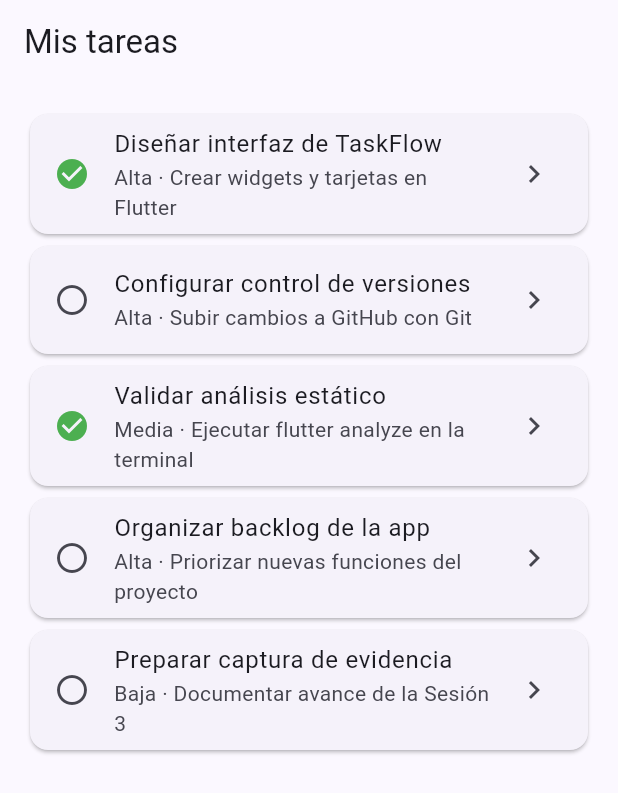
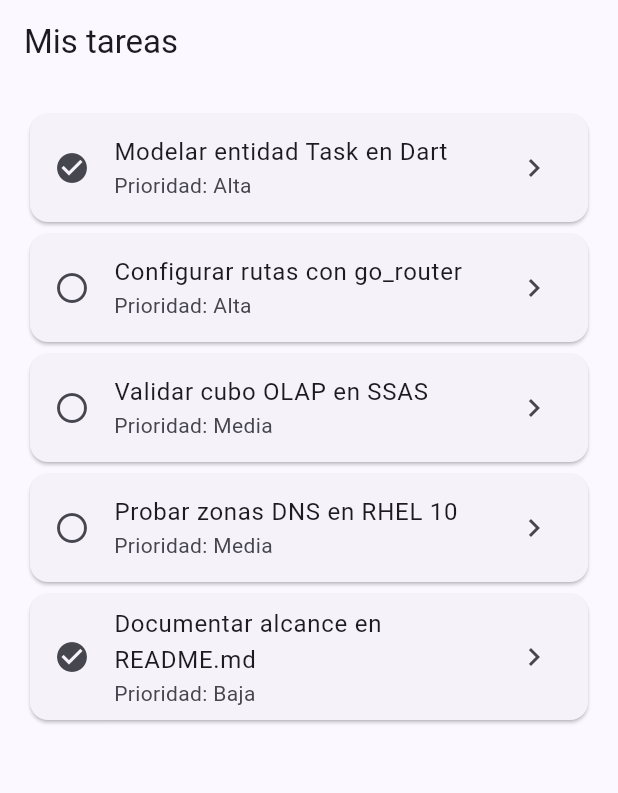
Before and after one commit to DAKA-PL/Flutter_TaskFlow, a Flutter app: the screen it shows after launch, on a phone screen of 412 x 824 dp. Shown: the top 793 px of the screen. Run offline on Flutter 3.47's test engine with Material 3 defaults, Android fonts, the phone set to English and light mode, and no system bars; our stand-ins replace go_router.

Commit message:
docs: definir alcance y modelo de TaskFlow

```diff
--- a/lib/main.dart
+++ b/lib/main.dart
@@ -1,9 +1,74 @@
 import 'package:flutter/material.dart';
 import 'package:go_router/go_router.dart';
+
+import 'task.dart';
 
 void main() {
   runApp(const TaskFlowApp());
 }
+
+const demoTasks = <Task>[
+  Task(
+    id: 101,
+    title: 'Modelar entidad Task en Dart',
+    description: 'Definir la clase Task con constructor const, factory fromJson y propiedades inmutables en lib/task.dart.',
+    priority: 'Alta',
+    isCompleted: true,
+    userId: 1,
+  ),
+  Task(
+    id: 102,
+    title: 'Configurar rutas con go_router',
+    description: 'Implementar la navegación declarativa hacia /task/:id para consultar el detalle de cada pendiente.',
+    priority: 'Alta',
+    isCompleted: false,
+    userId: 1,
+  ),
+  Task(
+    id: 103,
+    title: 'Validar cubo OLAP en SSAS',
+    description: 'Revisar las medidas calculadas y dimensiones antes de conectar el modelo a Power BI.',
+    priority: 'Media',
+    isCompleted: false,
+    userId: 1,
+  ),
+  Task(
+    id: 104,
+    title: 'Probar zonas DNS en RHEL 10',
+    description: 'Verificar la resolución directa e inversa en el servidor Linux virtualizado.',
+    priority: 'Media',
+    isCompleted: false,
+    userId: 1,
+  ),
+  Task(
+    id: 105,
+    title: 'Documentar alcance en README.md',
+    description: 'Escribir historias de usuario, criterios de aceptación y contrato de endpoints REST.',
+    priority: 'Baja',
+    isCompleted: true,
+    userId: 1,
+  ),
+];
+
+Task? findTask(int? id) {
+  for (final task in demoTasks) {
+    if (task.id == id) return task;
+  }
+  return null;
+}
+
+final appRouter = GoRouter(
+  routes: [
+    GoRoute(path: '/', builder: (context, state) => const TaskListScreen()),
+    GoRoute(
+      path: '/task/:id',
+      builder: (context, state) {
+        final id = int.tryParse(state.pathParameters['id'] ?? '');
+        return TaskDetailScreen(task: findTask(id));
+      },
+    ),
+  ],
+);
 
 class TaskFlowApp extends StatelessWidget {
   const TaskFlowApp({super.key});
@@ -15,100 +80,8 @@ class TaskFlowApp extends StatelessWidget {
       title: 'TaskFlow',
       theme: ThemeData(
         colorScheme: ColorScheme.fromSeed(seedColor: Colors.indigo),
-        useMaterial3: true,
       ),
       routerConfig: appRouter,
-    );
-  }
-}
-
-class Task {
-  const Task({
-    required this.id,
-    required this.title,
-    required this.description,
-    required this.priority,
-    required this.isCompleted,
-  });
-
-  final int id;
-  final String title;
-  final String description;
-  final String priority;
-  final bool isCompleted;
-}
-
-const demoTasks = [
-  Task(
-    id: 1,
-    title: 'Diseñar interfaz de TaskFlow',
-    description: 'Crear widgets y tarjetas en Flutter',
-    priority: 'Alta',
-    isCompleted: true,
-  ),
-  Task(
-    id: 2,
-    title: 'Configurar control de versiones',
-    description: 'Subir cambios a GitHub con Git',
-    priority: 'Alta',
-    isCompleted: false,
-  ),
-  Task(
-    id: 3,
-    title: 'Validar análisis estático',
-    description: 'Ejecutar flutter analyze en la terminal',
-    priority: 'Media',
-    isCompleted: true,
-  ),
-  Task(
-    id: 4,
-    title: 'Organizar backlog de la app',
-    description: 'Priorizar nuevas funciones del proyecto',
-    priority: 'Alta',
-    isCompleted: false,
-  ),
-  Task(
-    id: 5,
-    title: 'Preparar captura de evidencia',
-    description: 'Documentar avance de la Sesión 3',
-    priority: 'Baja',
-    isCompleted: false,
-  ),
-];
-
-
-final appRouter = GoRouter(
-  routes: [
-    GoRoute(path: '/', builder: (context, state) => const TaskListScreen()),
-    GoRoute(
-      path: '/task/:id',
-      builder: (context, state) {
-        final taskId = int.parse(state.pathParameters['id']!);
-        return TaskDetailScreen(taskId: taskId);
-      },
-    ),
-  ],
-);
-
-class TaskCard extends StatelessWidget {
-  const TaskCard({super.key, required this.task, this.onTap});
-
-  final Task task;
-  final VoidCallback? onTap;
-
-  @override
-  Widget build(BuildContext context) {
-    return Card(
-      child: ListTile(
-        onTap: onTap,
-        leading: Icon(
-          task.isCompleted ? Icons.check_circle : Icons.radio_button_unchecked,
-          color: task.isCompleted ? Colors.green : null,
-        ),
-        title: Text(task.title),
-        subtitle: Text('${task.priority} · ${task.description}'),
-        trailing: const Icon(Icons.chevron_right),
-      ),
     );
   }
 }
@@ -125,9 +98,18 @@ class TaskListScreen extends StatelessWidget {
         itemCount: demoTasks.length,
         itemBuilder: (context, index) {
           final task = demoTasks[index];
-          return TaskCard(
-            task: task,
+          return Card(
+            child: ListTile(
+              leading: Icon(
+                task.isCompleted
+                    ? Icons.check_circle
+                    : Icons.radio_button_unchecked,
+              ),
+              title: Text(task.title),
+              subtitle: Text('Prioridad: ${task.priority}'),
+              trailing: const Icon(Icons.chevron_right),
               onTap: () => context.push('/task/${task.id}'),
+            ),
           );
         },
       ),
@@ -136,34 +118,36 @@ class TaskListScreen extends StatelessWidget {
 }
 
 class TaskDetailScreen extends StatelessWidget {
-  const TaskDetailScreen({super.key, required this.taskId});
+  const TaskDetailScreen({super.key, required this.task});
 
-  final int taskId;
+  final Task? task;
 
   @override
   Widget build(BuildContext context) {
-    final task = demoTasks.firstWhere((item) => item.id == taskId);
-
+    final selected = task;
     return Scaffold(
       appBar: AppBar(title: const Text('Detalle de tarea')),
       body: Padding(
         padding: const EdgeInsets.all(24),
-        child: Column(
+        child: selected == null
+            ? const Text('No se encontró esta tarea.')
+            : Column(
                 crossAxisAlignment: CrossAxisAlignment.start,
                 children: [
-            Text(task.title, style: Theme.of(context).textTheme.headlineSmall),
+                  Text(
+                    selected.title,
+                    style: Theme.of(context).textTheme.headlineSmall,
+                  ),
                   const SizedBox(height: 16),
-            Text(task.description),
+                  Text(selected.description),
                   const SizedBox(height: 16),
-            Chip(label: Text('Prioridad: ${task.priority}')),
-            const SizedBox(height: 12),
-            Text(task.isCompleted ? 'Estado: completada' : 'Estado: pendiente'),
-            const Spacer(),
-            FilledButton.tonalIcon(
-              onPressed: () => context.pop(),
-              icon: const Icon(Icons.arrow_back),
-              label: const Text('Volver al listado'),
+                  Text('Prioridad: ${selected.priority}'),
+                  Text(
+                    selected.isCompleted
+                        ? 'Estado: completada'
+                        : 'Estado: pendiente',
                   ),
+                  Text('Usuario: ${selected.userId}'),
                 ],
               ),
       ),
```
Also changed, not shown: lib/task.dart (added, +28 -0 lines), 1 other file. Lines whose indentation alone changed are shown as unchanged.
